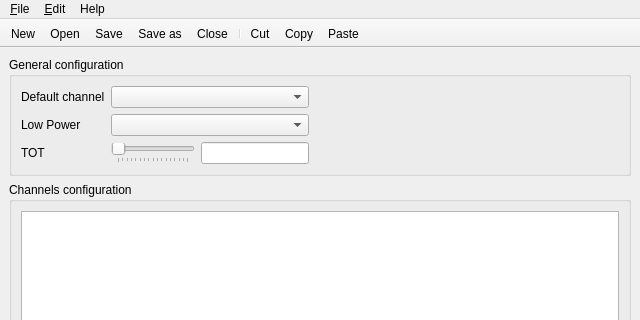
Old version of the form src/windows/mainwindow.ui in the repository sardylan/qfm1000; both pictures show x 0 to 640 and y 0 to 320 of the 640 by 480 pixel window.
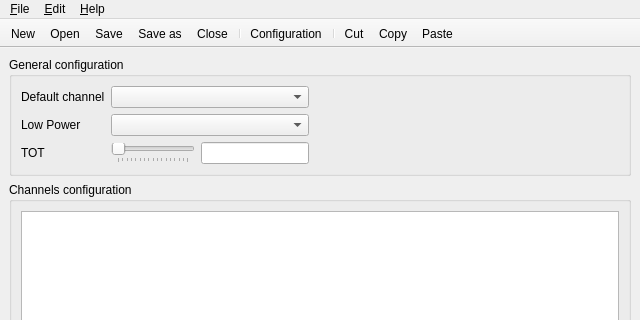
New version of the form. Icons and pictures are not drawn.

Commit message: Adds action for showing config window

```diff
--- a/src/windows/mainwindow.ui
+++ b/src/windows/mainwindow.ui
@@ -136,7 +136,7 @@
             </widget>
             <widget class="QMenu" name="menuHelp">
                 <property name="title">
-                    <string>Help</string>
+                    <string>&amp;Help</string>
                 </property>
                 <addaction name="actionHelpAbout"/>
             </widget>
@@ -184,6 +184,8 @@
             <addaction name="actionFileSaveas"/>
             <addaction name="actionFileClose"/>
             <addaction name="separator"/>
+            <addaction name="actionEditConfiguration"/>
+            <addaction name="separator"/>
             <addaction name="actionEditCut"/>
             <addaction name="actionEditCopy"/>
             <addaction name="actionEditPaste"/>
@@ -291,6 +293,19 @@
                 <string>&amp;Paste</string>
             </property>
         </action>
+        <action name="actionEditConfiguration">
+            <property name="icon">
+                <iconset resource="../resources.qrc">
+                    <normaloff>:/action/application/configure</normaloff>:/action/application/configure
+                </iconset>
+            </property>
+            <property name="text">
+                <string>&amp;Configuration</string>
+            </property>
+            <property name="shortcut">
+                <string>F6</string>
+            </property>
+        </action>
     </widget>
     <resources>
         <include location="../resources.qrc"/>
```
Left out of the diff: 2 changed lines with no effect on the pictures. The commit also changes 1 other file.
